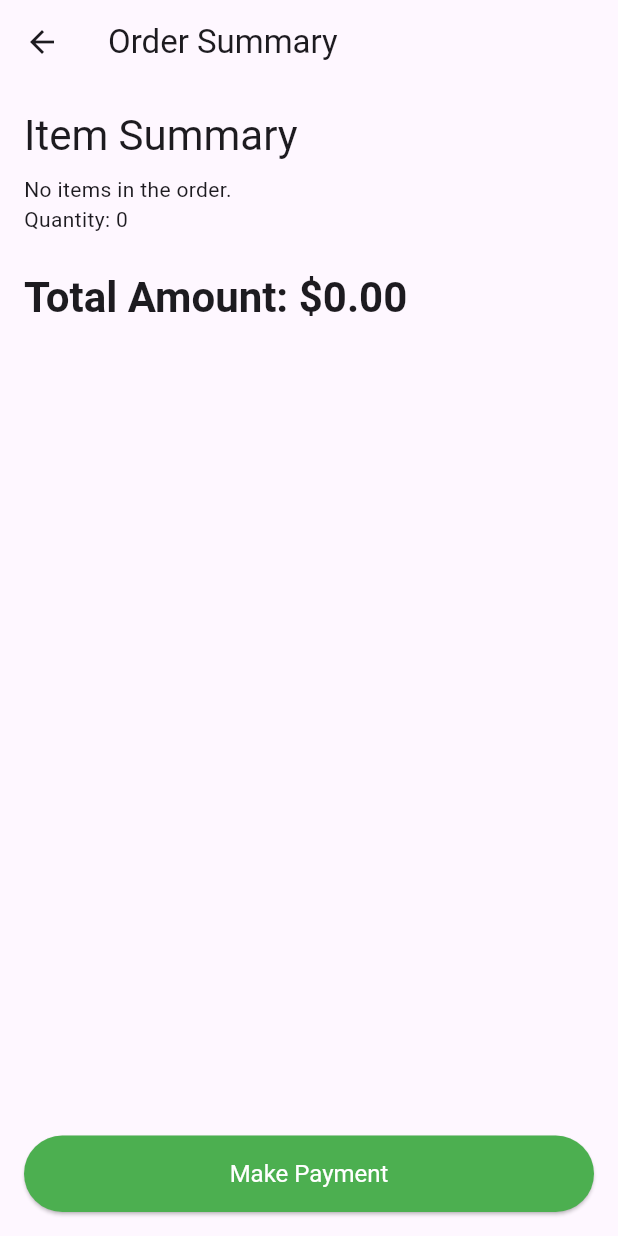
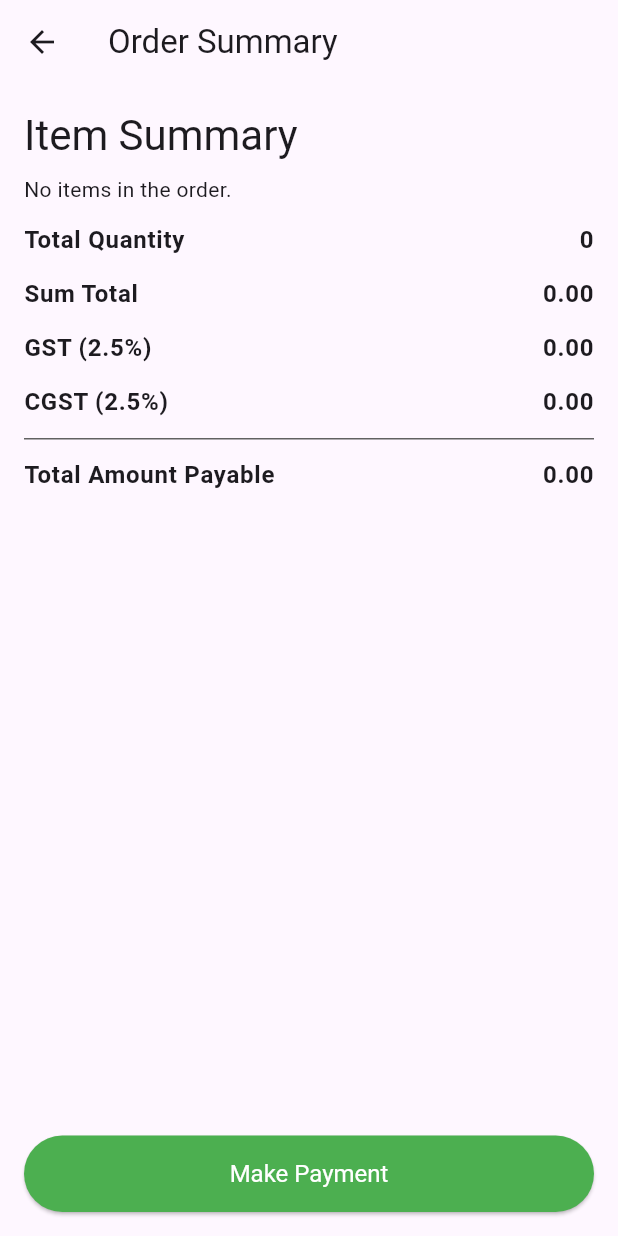
Before and after one commit to Debdaru07/one_banc_PHE_food_cart, a Flutter app: the OrderSummaryPage screen opened directly with empty values, on a phone screen of 412 x 824 dp. Run offline on Flutter 3.47's test engine with Material 3 defaults, Android fonts, the phone set to English and light mode, and no system bars; our stand-ins replace flutter_rating_bar; network calls fail.

Commit message:
designing the order details page.

```diff
--- a/lib/model/request_models/make_payment_request_model.dart
+++ b/lib/model/request_models/make_payment_request_model.dart
@@ -1,9 +1,12 @@
 class MakePaymentRequestModel {
   String? totalAmount;
   int? totalItems;
+  String? gst;
+  String? cgst;
+  String? sumAmount;
   List<Data>? data;
 
-  MakePaymentRequestModel({this.totalAmount, this.totalItems, this.data});
+  MakePaymentRequestModel({this.totalAmount, this.totalItems, this.data, this.gst, this.cgst, this.sumAmount});
 
   MakePaymentRequestModel.fromJson(Map<String, dynamic> json) {
     totalAmount = json['total_amount'];
@@ -32,9 +35,12 @@ class MakePaymentRequestModel {
       double sum = data!.fold(0, (previousValue, item) {
         return previousValue + (item.itemPrice ?? 0) * (item.itemQuantity ?? 1);
       });
-      double gst = sum * 0.025;
-      double cgst = sum * 0.025;
-      totalAmount = (sum + gst + cgst).toStringAsFixed(2);
+      double localGst = sum * 0.025;
+      double localCgst = sum * 0.025;
+      sumAmount = '${sum.toStringAsFixed(2)}';
+      gst = '${localGst.toStringAsFixed(2)}';
+      cgst = '${localCgst.toStringAsFixed(2)}';
+      totalAmount = (sum + localGst + localCgst).toStringAsFixed(2);
     }
   }
 
--- a/lib/view/order_summary.dart
+++ b/lib/view/order_summary.dart
@@ -15,6 +15,8 @@ class OrderSummaryPage extends StatefulWidget {
 }
 
 class _OrderSummaryPageState extends State<OrderSummaryPage> {
+  double gst = 0.0;
+  double cgst = 0.0;
 
   @override
   void initState() {
@@ -49,7 +51,6 @@ class _OrderSummaryPageState extends State<OrderSummaryPage> {
         child: Column(
           crossAxisAlignment: CrossAxisAlignment.start,
           children: [
-            // Item Details Section
             Text( 'Item Summary', style: Theme.of(context).textTheme.headlineMedium),
             const SizedBox(height: 8),
             (widget.itemDetails.data ?? []).isEmpty
@@ -64,16 +65,44 @@ class _OrderSummaryPageState extends State<OrderSummaryPage> {
                   ],
                   rows: (widget.itemDetails.data ?? []).map((item) {
                     return DataRow(cells: [
-                      DataCell(Text('${item.itemId ?? 'Unknown'}')),
-                      DataCell(Text('${item.cuisineId ?? 'Unknown'}')),
-                      DataCell(Text('\$${item.itemPrice}')),
+                      DataCell(
+                        Container(
+                          alignment: Alignment.centerLeft,
+                          padding: const EdgeInsets.symmetric(horizontal: 8.0),
+                          child: Text('${item.itemId ?? 'Unknown'}'),
+                        ),
+                      ),
+                      DataCell(
+                        Container(
+                          alignment: Alignment.center,
+                          padding: const EdgeInsets.symmetric(horizontal: 8.0),
+                          child: Text('${item.cuisineId ?? 'Unknown'}'),
+                        ),
+                      ),
+                      DataCell(
+                        Container(
+                          alignment: Alignment.centerRight,
+                          padding: const EdgeInsets.symmetric(horizontal: 8.0),
+                          child: Text('\$${item.itemPrice}'),
+                        ),
+                      ),
                     ]);
                   }).toList(),
                 ),
               ),
-            Text('Quantity: ${widget.itemDetails.totalItems}'),
-            const SizedBox(height: 24),
-            Text( 'Total Amount: \$${widget.itemDetails.totalAmount}', style: Theme.of(context).textTheme.headlineMedium?.copyWith(fontWeight: FontWeight.bold)),
+            if((widget.itemDetails.data ?? []).isNotEmpty) Divider(color: Colors.grey[700], height: 1,),
+            const SizedBox(height: 12),
+            commonLabelValueRow('Total Quantity', '${widget.itemDetails.totalItems}'),
+            const SizedBox(height: 12),
+            commonLabelValueRow('Sum Total', '${widget.itemDetails.sumAmount}'),
+            const SizedBox(height: 12),
+            commonLabelValueRow('GST (2.5%)', '${widget.itemDetails.gst}'),
+            const SizedBox(height: 12),
+            commonLabelValueRow('CGST (2.5%)', '${widget.itemDetails.cgst}'),
+            const SizedBox(height: 12),
+            Divider(color: Colors.grey[700], height: 1,),
+            const SizedBox(height: 12),
+            commonLabelValueRow('Total Amount Payable', '${widget.itemDetails.totalAmount}'),
             const Spacer(),
             ElevatedButton(
               onPressed: () => _makePayment(context),
@@ -89,4 +118,19 @@ class _OrderSummaryPageState extends State<OrderSummaryPage> {
       ),
     );
   }
+
+  Widget commonLabelValueRow(String label, String value) => Row(
+      mainAxisAlignment: MainAxisAlignment.spaceBetween,
+      children: [
+        Text(
+          label,
+          style: Theme.of(context).textTheme.bodyLarge?.copyWith(fontWeight: FontWeight.bold),
+        ),
+        // Value
+        Text(
+          value,
+          style: Theme.of(context).textTheme.bodyLarge?.copyWith(fontWeight: FontWeight.bold),
+        ),
+      ],
+    );
 }
```
